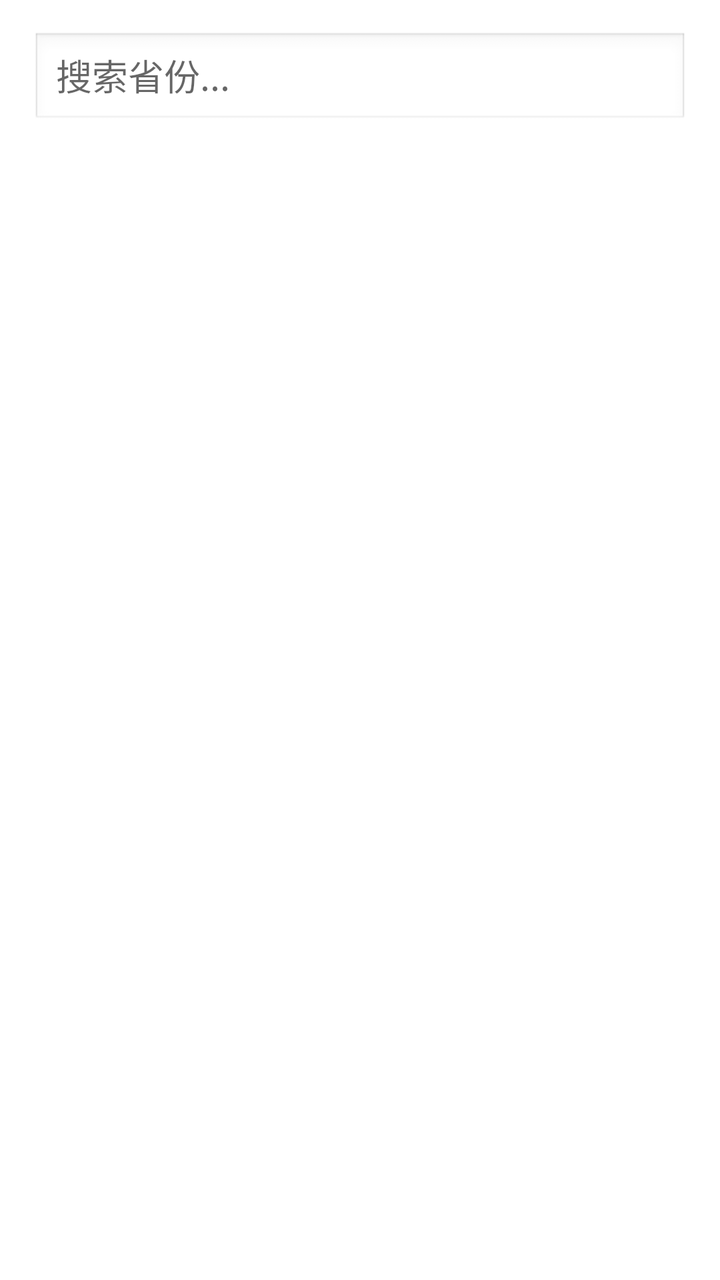
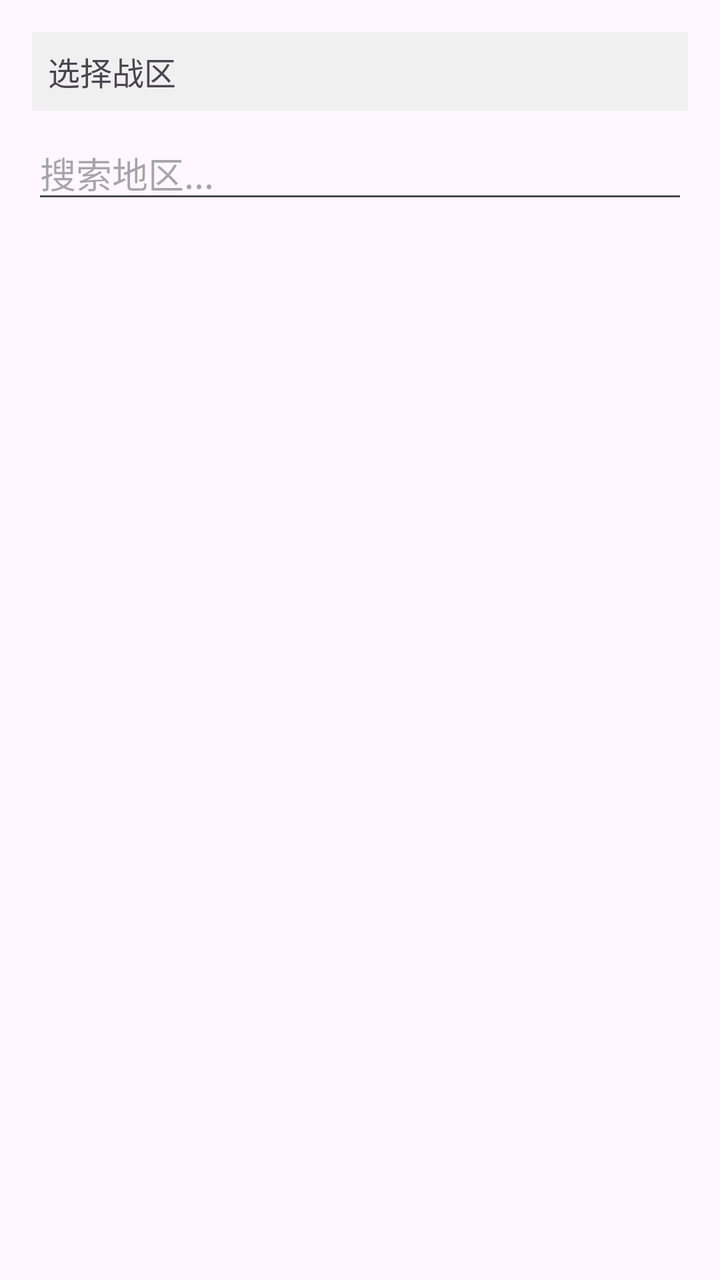

Before-and-after screenshots of an Android layout around one commit, followed by the original layout XML and the change that was made.
<!-- AndroidManifest.xml: application theme AppTheme -->
<!-- res/layout/activity_location_picker.xml -->
<?xml version="1.0" encoding="utf-8"?>
<LinearLayout xmlns:android="http://schemas.android.com/apk/res/android"
    android:layout_width="match_parent"
    android:layout_height="match_parent"
    android:orientation="vertical"
    android:padding="16dp">

    <EditText
        android:id="@+id/et_search"
        android:layout_width="match_parent"
        android:layout_height="48dp"
        android:hint="搜索省份..."
        android:inputType="text"
        android:paddingHorizontal="12dp"
        android:background="@android:drawable/edit_text" />

    <LinearLayout
        android:layout_width="match_parent"
        android:layout_height="0dp"
        android:layout_weight="1"
        android:orientation="horizontal"
        android:layout_marginTop="8dp">

        
        <ListView
            android:id="@+id/lv_provinces"
            android:layout_width="0dp"
            android:layout_height="match_parent"
            android:layout_weight="1"
            android:divider="#E0E0E0"
            android:dividerHeight="1px" />

        
        <ListView
            android:id="@+id/lv_cities"
            android:layout_width="0dp"
            android:layout_height="match_parent"
            android:layout_weight="1"
            android:divider="#E0E0E0"
            android:dividerHeight="1px" />

        
        <ListView
            android:id="@+id/lv_districts"
            android:layout_width="0dp"
            android:layout_height="match_parent"
            android:layout_weight="1"
            android:divider="#E0E0E0"
            android:dividerHeight="1px" />
    </LinearLayout>
</LinearLayout>
<!-- resources referenced by this layout -->
<resources>

</resources>

<!-- the commit's change to res/layout/activity_location_picker.xml (unified diff, before → after) -->
@@ -5,47 +5,27 @@
     android:orientation="vertical"
     android:padding="16dp">
 
+    <TextView
+        android:id="@+id/tvBreadcrumb"
+        android:layout_width="match_parent"
+        android:layout_height="wrap_content"
+        android:text="选择战区"
+        android:textSize="16sp"
+        android:padding="8dp"
+        android:background="#f0f0f0"
+        android:layout_marginBottom="8dp" />
+
     <EditText
-        android:id="@+id/et_search"
+        android:id="@+id/etSearch"
         android:layout_width="match_parent"
-        android:layout_height="48dp"
-        android:hint="搜索省份..."
-        android:inputType="text"
-        android:paddingHorizontal="12dp"
-        android:background="@android:drawable/edit_text" />
+        android:layout_height="wrap_content"
+        android:hint="搜索地区..."
+        android:layout_marginBottom="8dp" />
 
-    <LinearLayout
+    <ListView
+        android:id="@+id/lvRegions"
         android:layout_width="match_parent"
         android:layout_height="0dp"
-        android:layout_weight="1"
-        android:orientation="horizontal"
-        android:layout_marginTop="8dp">
+        android:layout_weight="1" />
 
-        
-        <ListView
-            android:id="@+id/lv_provinces"
-            android:layout_width="0dp"
-            android:layout_height="match_parent"
-            android:layout_weight="1"
-            android:divider="#E0E0E0"
-            android:dividerHeight="1px" />
-
-        
-        <ListView
-            android:id="@+id/lv_cities"
-            android:layout_width="0dp"
-            android:layout_height="match_parent"
-            android:layout_weight="1"
-            android:divider="#E0E0E0"
-            android:dividerHeight="1px" />
-
-        
-        <ListView
-            android:id="@+id/lv_districts"
-            android:layout_width="0dp"
-            android:layout_height="match_parent"
-            android:layout_weight="1"
-            android:divider="#E0E0E0"
-            android:dividerHeight="1px" />
-    </LinearLayout>
 </LinearLayout>
